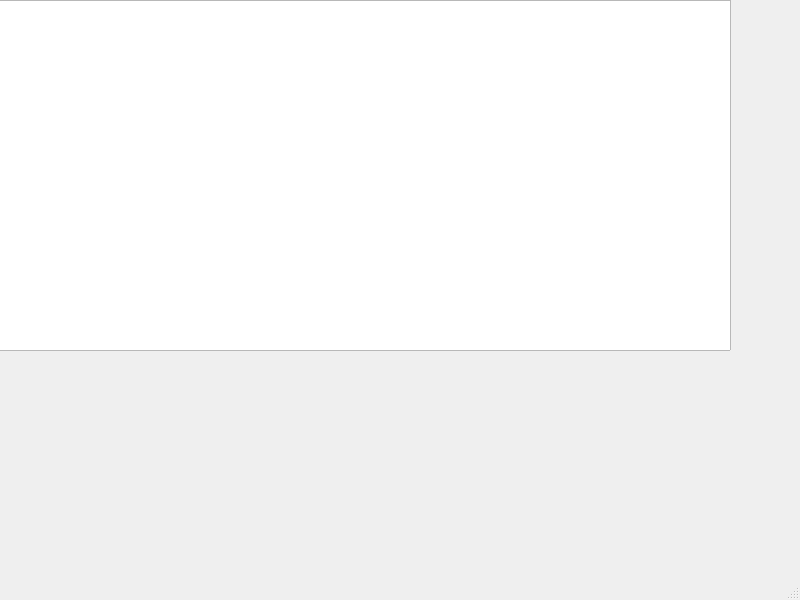
Above: ConsoleProject/TetrisGameProject/src/mainwindow.ui from ismailnayma/tetris before the change. Below: the same form after it.
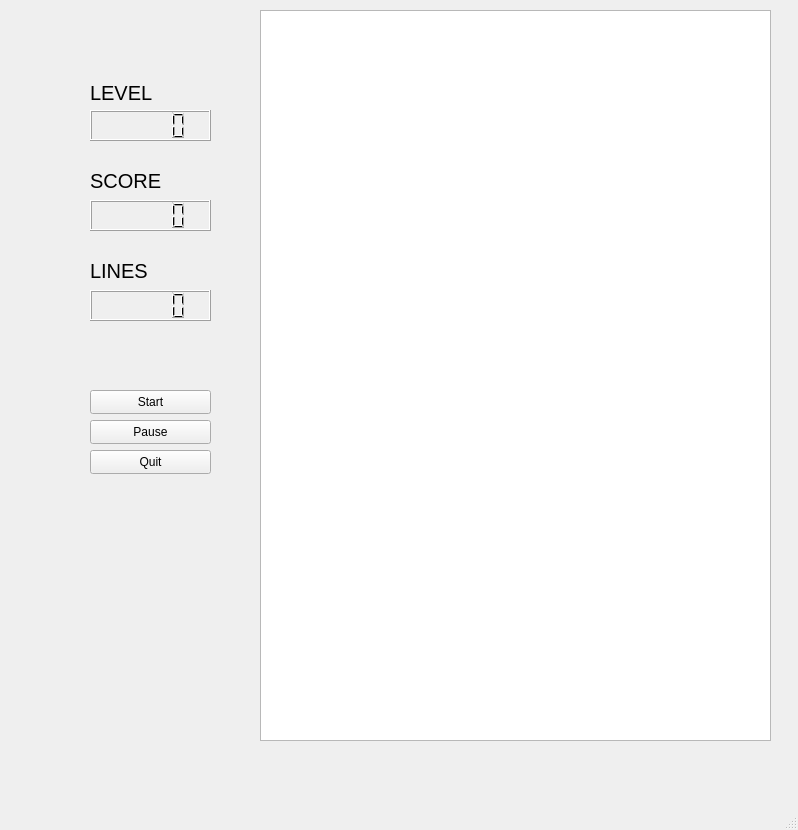
That is the form after the change.

Commit message: delete board widget , start a clean mainwindow

The edit to the form file:
```diff
--- a/ConsoleProject/TetrisGameProject/src/mainwindow.ui
+++ b/ConsoleProject/TetrisGameProject/src/mainwindow.ui
@@ -6,10 +6,15 @@
    <rect>
     <x>0</x>
     <y>0</y>
-    <width>800</width>
-    <height>600</height>
+    <width>798</width>
+    <height>830</height>
    </rect>
   </property>
+  <property name="font">
+   <font>
+    <kerning>true</kerning>
+   </font>
+  </property>
   <property name="windowTitle">
    <string>MainWindow</string>
   </property>
@@ -17,11 +22,163 @@
    <widget class="QGraphicsView" name="myGraphicsView">
     <property name="geometry">
      <rect>
-      <x>-80</x>
-      <y>0</y>
-      <width>811</width>
-      <height>351</height>
+      <x>260</x>
+      <y>10</y>
+      <width>511</width>
+      <height>731</height>
      </rect>
+    </property>
+    <property name="font">
+     <font>
+      <kerning>false</kerning>
+     </font>
+    </property>
+    <property name="toolTip">
+     <string>&lt;html&gt;&lt;head/&gt;&lt;body&gt;&lt;p&gt;&lt;span style=&quot; font-size:14pt;&quot;&gt;LEVEL&lt;/span&gt;&lt;/p&gt;&lt;/body&gt;&lt;/html&gt;</string>
+    </property>
+    <property name="verticalScrollBarPolicy">
+     <enum>Qt::ScrollBarAlwaysOff</enum>
+    </property>
+    <property name="horizontalScrollBarPolicy">
+     <enum>Qt::ScrollBarAlwaysOff</enum>
+    </property>
+    <property name="sizeAdjustPolicy">
+     <enum>QAbstractScrollArea::AdjustToContents</enum>
+    </property>
+    <property name="resizeAnchor">
+     <enum>QGraphicsView::NoAnchor</enum>
+    </property>
+   </widget>
+   <widget class="QLabel" name="label_level">
+    <property name="geometry">
+     <rect>
+      <x>90</x>
+      <y>80</y>
+      <width>91</width>
+      <height>25</height>
+     </rect>
+    </property>
+    <property name="font">
+     <font>
+      <pointsize>15</pointsize>
+      <kerning>true</kerning>
+     </font>
+    </property>
+    <property name="toolTip">
+     <string>&lt;html&gt;&lt;head/&gt;&lt;body&gt;&lt;p align=&quot;justify&quot;&gt;&lt;span style=&quot; font-size:18pt;&quot;&gt;LEVEL&lt;/span&gt;&lt;/p&gt;&lt;/body&gt;&lt;/html&gt;</string>
+    </property>
+    <property name="lineWidth">
+     <number>1</number>
+    </property>
+    <property name="text">
+     <string>LEVEL</string>
+    </property>
+   </widget>
+   <widget class="QLCDNumber" name="lcdLevel">
+    <property name="geometry">
+     <rect>
+      <x>90</x>
+      <y>110</y>
+      <width>121</width>
+      <height>31</height>
+     </rect>
+    </property>
+   </widget>
+   <widget class="QLabel" name="label_score">
+    <property name="geometry">
+     <rect>
+      <x>90</x>
+      <y>170</y>
+      <width>101</width>
+      <height>21</height>
+     </rect>
+    </property>
+    <property name="font">
+     <font>
+      <pointsize>15</pointsize>
+      <kerning>true</kerning>
+     </font>
+    </property>
+    <property name="text">
+     <string>SCORE</string>
+    </property>
+   </widget>
+   <widget class="QLCDNumber" name="lcdScore">
+    <property name="geometry">
+     <rect>
+      <x>90</x>
+      <y>200</y>
+      <width>121</width>
+      <height>31</height>
+     </rect>
+    </property>
+   </widget>
+   <widget class="QLabel" name="label_lines">
+    <property name="geometry">
+     <rect>
+      <x>90</x>
+      <y>260</y>
+      <width>91</width>
+      <height>21</height>
+     </rect>
+    </property>
+    <property name="font">
+     <font>
+      <pointsize>15</pointsize>
+      <kerning>true</kerning>
+     </font>
+    </property>
+    <property name="text">
+     <string>LINES</string>
+    </property>
+   </widget>
+   <widget class="QLCDNumber" name="lcdLines">
+    <property name="geometry">
+     <rect>
+      <x>90</x>
+      <y>290</y>
+      <width>121</width>
+      <height>31</height>
+     </rect>
+    </property>
+   </widget>
+   <widget class="QPushButton" name="pushButtonStart">
+    <property name="geometry">
+     <rect>
+      <x>90</x>
+      <y>390</y>
+      <width>121</width>
+      <height>24</height>
+     </rect>
+    </property>
+    <property name="text">
+     <string>Start</string>
+    </property>
+   </widget>
+   <widget class="QPushButton" name="pushButtonPause">
+    <property name="geometry">
+     <rect>
+      <x>90</x>
+      <y>420</y>
+      <width>121</width>
+      <height>24</height>
+     </rect>
+    </property>
+    <property name="text">
+     <string>Pause</string>
+    </property>
+   </widget>
+   <widget class="QPushButton" name="pushButtonQuit">
+    <property name="geometry">
+     <rect>
+      <x>90</x>
+      <y>450</y>
+      <width>121</width>
+      <height>24</height>
+     </rect>
+    </property>
+    <property name="text">
+     <string>Quit</string>
     </property>
    </widget>
   </widget>
```
Left out of the diff: 4 changed lines with no effect on the pictures. The commit also changes 7 other files.
